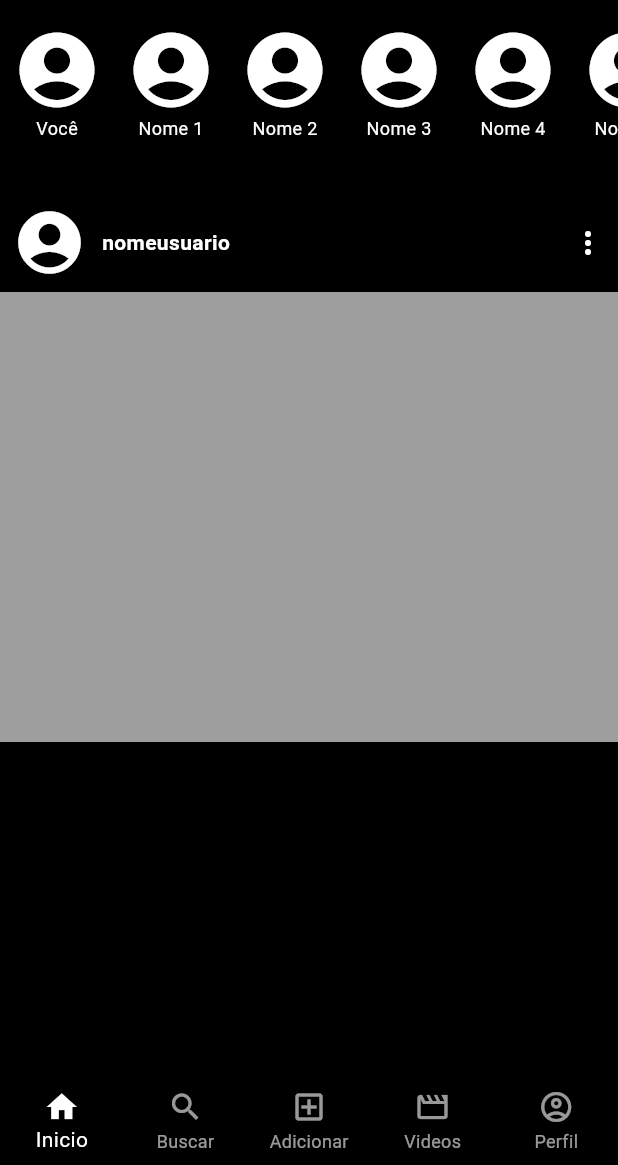
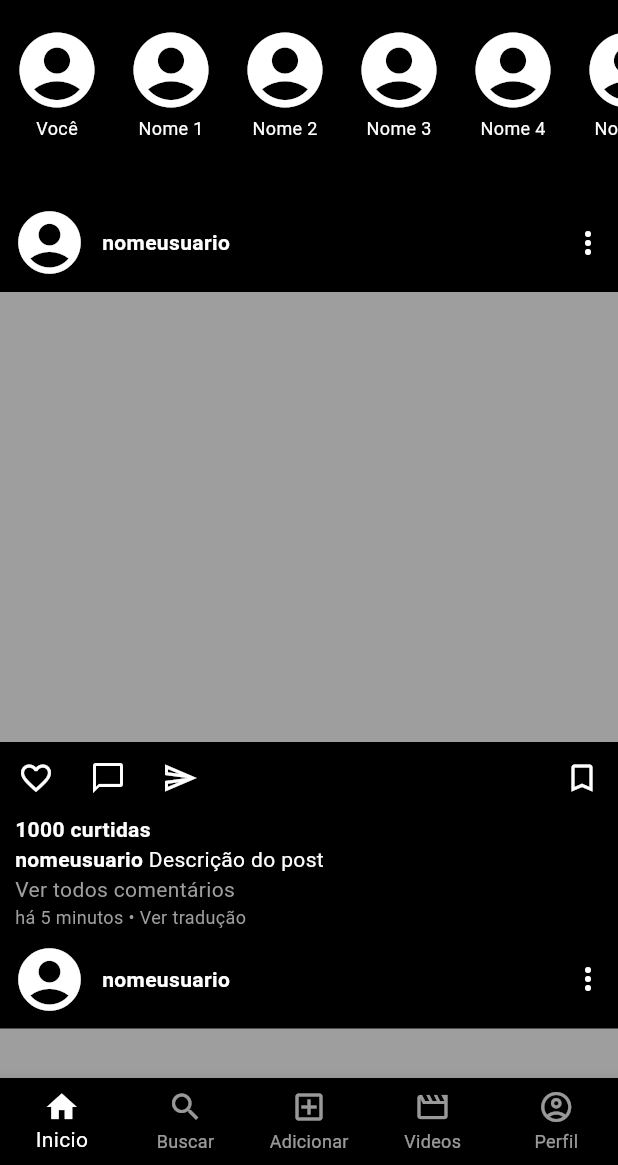
Before and after one commit to OtavioCanedoSOITIC/insta_clone, a Flutter app: the screen it shows after launch, on a phone screen of 412 x 824 dp, the part 71-1236 px from its top. Run offline on Flutter 3.47's test engine with Material 2 defaults, Android fonts, the phone set to English and light mode, and no system bars.

Commit message:
feat: publicações no feed

```diff
--- a/lib/main.dart
+++ b/lib/main.dart
@@ -91,7 +91,8 @@ class _MyHomePageState extends State<MyHomePage> {
           ),
         ],
       ),
-      body: Column(
+      body: SingleChildScrollView(
+        child: Column(
           children: [
             SizedBox(
               height: 120,
@@ -109,8 +110,10 @@ class _MyHomePageState extends State<MyHomePage> {
                         ),
                         Text(
                           index == 0 ? 'Você' : 'Nome $index',
-                        style:
-                            const TextStyle(color: Colors.white, fontSize: 12),
+                          style: const TextStyle(
+                            color: Colors.white,
+                            fontSize: 12,
+                          ),
                         ),
                       ],
                     ),
@@ -118,7 +121,13 @@ class _MyHomePageState extends State<MyHomePage> {
                 }),
               ),
             ),
-          Column(
+            ListView.builder(
+              shrinkWrap: true,
+              physics: const NeverScrollableScrollPhysics(),
+              itemCount: 5,
+              itemBuilder: (BuildContext context, int index) {
+                return Column(
+                  crossAxisAlignment: CrossAxisAlignment.start,
                   children: [
                     const Padding(
                       padding: EdgeInsets.all(8.0),
@@ -151,10 +160,81 @@ class _MyHomePageState extends State<MyHomePage> {
                       color: Colors.grey,
                       height: 300,
                     ),
-            ],
-          )
+                    Row(
+                      children: [
+                        IconButton(
+                          icon: const Icon(Icons.favorite_border,
+                              color: Colors.white),
+                          onPressed: () {},
+                        ),
+                        IconButton(
+                          icon: const Icon(Icons.chat_bubble_outline_outlined,
+                              color: Colors.white),
+                          onPressed: () {},
+                        ),
+                        IconButton(
+                          icon: const Icon(Icons.send_outlined,
+                              color: Colors.white),
+                          onPressed: () {},
+                        ),
+                        Spacer(),
+                        IconButton(
+                          icon: const Icon(Icons.bookmark_outline,
+                              color: Colors.white),
+                          onPressed: () {},
+                        ),
                       ],
                     ),
+                    const Row(
+                      children: [
+                        SizedBox(width: 10),
+                        Text(
+                          '1000 curtidas',
+                          style: TextStyle(
+                              color: Colors.white, fontWeight: FontWeight.w600),
+                        ),
+                      ],
+                    ),
+                    const Row(
+                      children: [
+                        SizedBox(width: 10),
+                        Text(
+                          'nomeusuario ',
+                          style: TextStyle(
+                              color: Colors.white, fontWeight: FontWeight.w600),
+                        ),
+                        Text(
+                          'Descrição do post',
+                          style: TextStyle(color: Colors.white),
+                        ),
+                      ],
+                    ),
+                    const Row(
+                      children: [
+                        SizedBox(width: 10),
+                        Text(
+                          'Ver todos comentários',
+                          style: TextStyle(color: Colors.grey),
+                        ),
+                      ],
+                    ),
+                    const Row(
+                      children: [
+                        SizedBox(width: 10),
+                        Text(
+                          'há 5 minutos • Ver tradução',
+                          style: TextStyle(color: Colors.grey, fontSize: 12),
+                        ),
+                      ],
+                    ),
+                  ],
+                );
+              },
+            ),
+          ],
+        ),
+      ),
+
       bottomNavigationBar: BottomNavigationBar(
         type: BottomNavigationBarType.fixed,
         currentIndex: _selectedItem,
```
Lines whose indentation alone changed are shown as unchanged.
